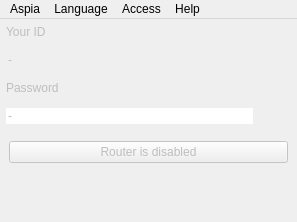
This is source/host/ui/main_window.ui in dchapyshev/aspia as Qt 5 draws it before an edit. The edited form follows.
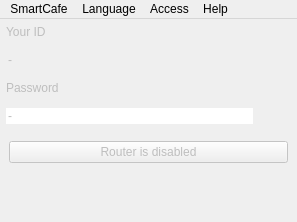
This is the edited form. Icons and pictures are not drawn.

Commit message:
Rebrand to SmartCafe
- Replace Aspia branding in UI, resources and installer translations

- Rename output binaries/services to smartcafe_* and update WiX/build scripts

- Update client session title after connect to show host computer name

```diff
--- a/source/host/ui/main_window.ui
+++ b/source/host/ui/main_window.ui
@@ -238,7 +238,7 @@
    </property>
    <widget class="QMenu" name="menu_aspia">
     <property name="title">
-     <string notr="true">Aspia</string>
+     <string notr="true">SmartCafe</string>
     </property>
     <addaction name="action_settings"/>
     <addaction name="separator"/>
```
Left out of the diff: 2 changed lines with no effect on the pictures. The commit also changes 1085 other files.
